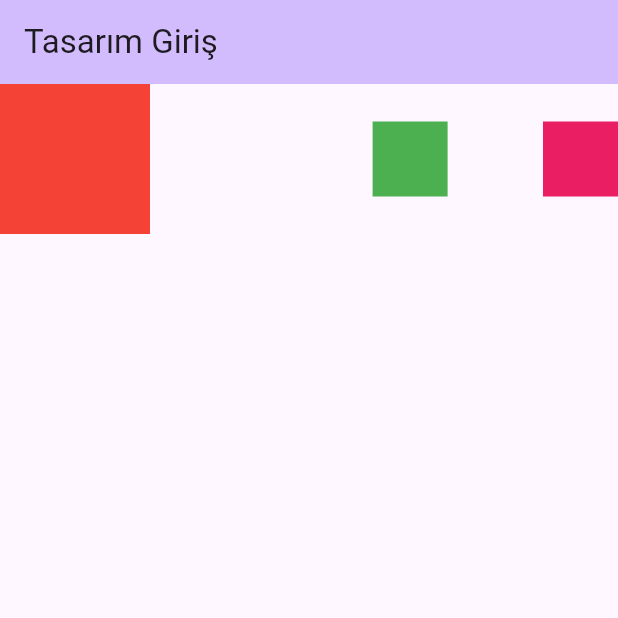
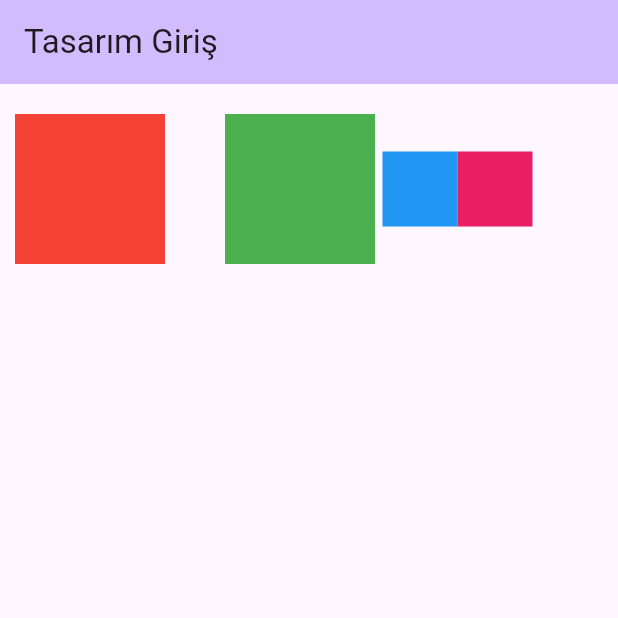
Before and after one commit to SERENGOKYILDIZ/FLUTTER_ANDROID_DESIGN, a Flutter app: the screen it shows after launch, on a phone screen of 412 x 824 dp, the top half of it. Run offline on Flutter 3.47's test engine with Material 3 defaults, Android fonts, the phone set to English and light mode, and no system bars.

Commit message:
Learned Padding and its argumets

```diff
--- a/lib/main.dart
+++ b/lib/main.dart
@@ -37,25 +37,29 @@ class _MyHomePageState extends State<MyHomePage> {
         title: Text(widget.title),
       ),
       /**
-       * Spacer: Geri kalan alanı boşluk ile doldurur. Yuzdelik olarak bolunebilir
+       * Padding: Widget etrafına boşluk oluşturmak için kullanılır
+       *
+       * NOT: all ile 4 tarafa aynı, only ile tek tek atanabilir.
        * */
       body:
-        // Row(
-        //   children: [
-        //     Container(width: 100, height: 100, color: Colors.red),
-        //     Spacer(),
-        //     Container(width: 50, height: 50, color: Colors.green),
-        //     Container(width: 50, height: 50, color: Colors.pink),
-        //   ],
-        // )
-      Row(
-        children: [
-          Container(width: 100, height: 100, color: Colors.red),
-          Spacer(flex: 70,), // %70
-          Container(width: 50, height: 50, color: Colors.green),
-          Spacer(flex: 30,), // %30
-          Container(width: 50, height: 50, color: Colors.pink),
-        ],
+        Row(
+          children: [
+            Padding(
+                padding: const EdgeInsets.all(10.0),
+                child: Container(width: 100, height: 100, color: Colors.red),
+            ),
+            Padding(
+              padding: const EdgeInsets.only(
+                left: 30,
+                bottom: 20,
+                top: 20,
+                right: 5
+              ),
+              child: Container(width: 100, height: 100, color: Colors.green),
+            ),
+            Container(width: 50, height: 50, color: Colors.blue),
+            Container(width: 50, height: 50, color: Colors.pink),
+          ],
       )
     );
   }
```
